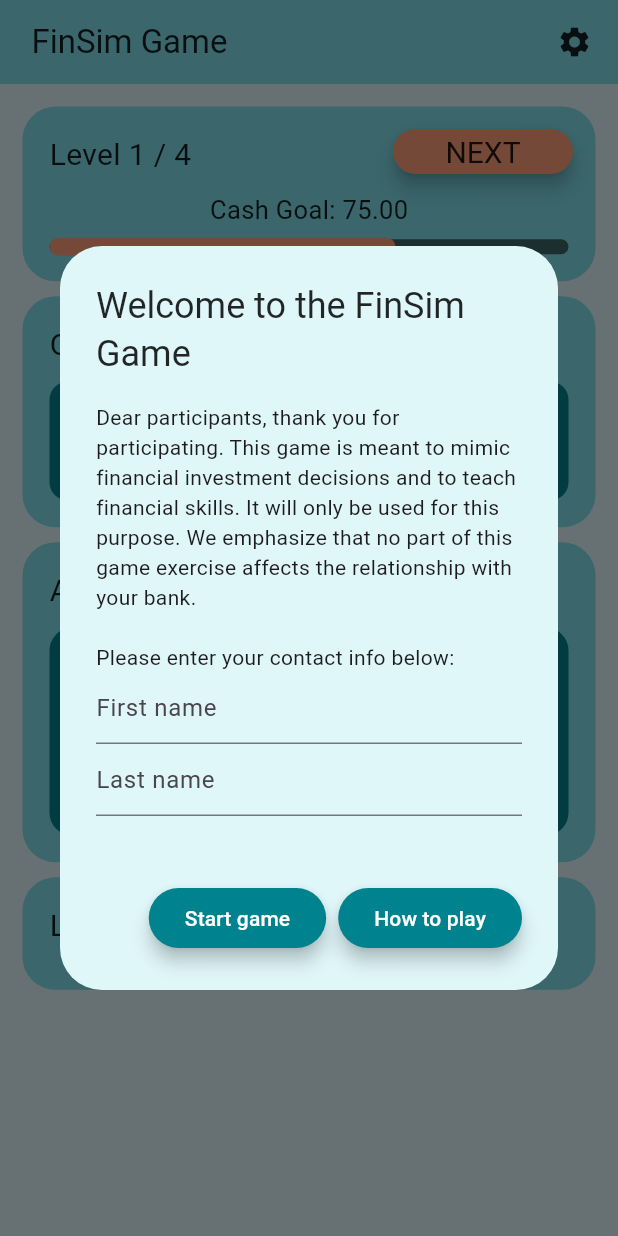
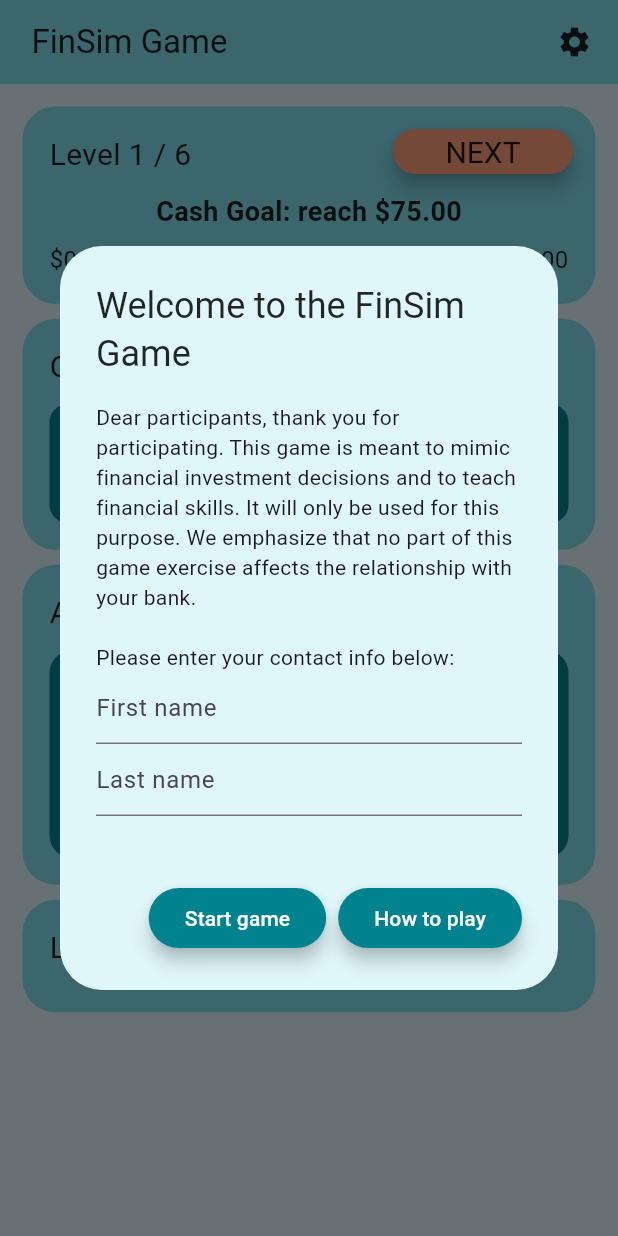
Before and after one commit to Luc1eSky/financial_literacy_game, a Flutter app: the screen it shows after launch, on a phone screen of 412 x 824 dp. Run offline on Flutter 3.47's test engine with Material 2 defaults, Android fonts, the phone set to English and light mode, and no system bars; drawn by our look-alikes of auto_size_text; our stand-ins replace carousel_slider, confetti, device_info_plus, flutter_riverpod, shared_preferences; missing offline and left inert: defer_pointer.

Commit message:
Levels and Risk, UI changes  - added two new levels with risk  - advance to next level via button in settings  - add min and max values to cash indicator bar  - make cash goal more visible

```diff
--- a/lib/config/constants.dart
+++ b/lib/config/constants.dart
@@ -35,8 +35,8 @@ const double minimumInterestRate = 0.15;
 const double maximumInterestRate = 0.30;
 const double stepsInterestRate = 0.05;
 
-const double minimumRiskLevel = 0.20;
-const double maximumRiskLevel = 0.40;
+const double minimumRiskLevel = 0.05;
+const double maximumRiskLevel = 0.25;
 const double stepsRiskLevel = 0.05;
 
 const double priceVariation = 0.20; // varies price of asset by +/- 20%
--- a/lib/domain/concepts/level.dart
+++ b/lib/domain/concepts/level.dart
@@ -13,6 +13,7 @@ class Level {
   final bool showCashBuyOption;
   final bool showLoanBorrowOption;
   final bool assetTypeRandomized;
+  final bool assetRiskLevelActive;
   final bool assetRiskLevelRandomized;
   final bool assetIncomeAndCostsRandomized;
   final bool loanInterestRandomized;
@@ -30,6 +31,7 @@ class Level {
     this.showCashBuyOption = false,
     this.showLoanBorrowOption = false,
     this.assetTypeRandomized = false,
+    this.assetRiskLevelActive = false,
     this.assetRiskLevelRandomized = false,
     this.assetIncomeAndCostsRandomized = false,
     this.loanInterestRandomized = false,
@@ -49,6 +51,7 @@ class Level {
     bool? showCashBuyOption,
     bool? showLoanBorrowOption,
     bool? assetTypeRandomized,
+    bool? assetRiskLevelActive,
     bool? assetRiskLevelRandomized,
     bool? assetIncomeAndCostsRandomized,
     bool? loanInterestRandomized,
@@ -66,6 +69,7 @@ class Level {
       showCashBuyOption: showCashBuyOption ?? this.showCashBuyOption,
       showLoanBorrowOption: showLoanBorrowOption ?? this.showLoanBorrowOption,
       assetTypeRandomized: assetTypeRandomized ?? this.assetTypeRandomized,
+      assetRiskLevelActive: assetRiskLevelActive ?? this.assetRiskLevelActive,
       assetRiskLevelRandomized: assetRiskLevelRandomized ?? this.assetRiskLevelRandomized,
       assetIncomeAndCostsRandomized:
           assetIncomeAndCostsRandomized ?? this.assetIncomeAndCostsRandomized,
--- a/lib/domain/entities/assets.dart
+++ b/lib/domain/entities/assets.dart
@@ -9,7 +9,7 @@ Asset goats = Asset(
   price: 13,
   income: 3,
   lifeExpectancy: 5,
-  riskLevel: 0.0,
+  riskLevel: 0.15,
 );
 
 Asset cow = Asset(
@@ -19,7 +19,7 @@ Asset cow = Asset(
   price: 14,
   income: 4,
   lifeExpectancy: 4,
-  riskLevel: 0.0,
+  riskLevel: 0.20,
 );
 
 Asset chickens = Asset(
@@ -29,7 +29,7 @@ Asset chickens = Asset(
   price: 10,
   income: 2,
   lifeExpectancy: 6,
-  riskLevel: 0.0,
+  riskLevel: 0.10,
 );
 
 List<Asset> allDefaultAssets = [goats, cow, chickens];
--- a/lib/domain/entities/levels.dart
+++ b/lib/domain/entities/levels.dart
@@ -48,4 +48,41 @@ List<Level> levels = [
     showLoanBorrowOption: true,
     savingsRate: 0.00,
   ),
+
+  // Level 5 - borrow and cash option, low starting cash amount, default risk per asset
+  Level(
+    startingCash: 15,
+    cashGoal: 50,
+    assets: [
+      chickens.copyWith(riskLevel: 0),
+    ],
+    loan: Loan(interestRate: 0.20, asset: cow),
+    assetTypeRandomized: true,
+    assetIncomeAndCostsRandomized: true,
+    assetRiskLevelActive: true,
+    assetRiskLevelRandomized: false,
+    showCashBuyOption: true,
+    showLoanBorrowOption: true,
+    savingsRate: 0.00,
+  ),
+
+  // Level 6 - borrow and cash option, low starting cash amount,
+  // multiple assets, randomized risk
+  Level(
+    startingCash: 15,
+    cashGoal: 50,
+    assets: [
+      chickens.copyWith(riskLevel: 0),
+      chickens.copyWith(riskLevel: 0),
+      chickens.copyWith(riskLevel: 0),
+    ],
+    loan: Loan(interestRate: 0.20, asset: cow),
+    assetTypeRandomized: true,
+    assetIncomeAndCostsRandomized: true,
+    assetRiskLevelActive: true,
+    assetRiskLevelRandomized: true,
+    showCashBuyOption: true,
+    showLoanBorrowOption: true,
+    savingsRate: 0.00,
+  ),
 ];
--- a/lib/domain/game_data_notifier.dart
+++ b/lib/domain/game_data_notifier.dart
@@ -104,6 +104,7 @@ class GameDataNotifier extends StateNotifier<GameData> {
   }
 
   void _loadLevel(int levelID) {
+    if (levelID >= 0 && levelID < levels.length) {
       // move to specified level, reset cash
       state = state.copyWith(
         levelId: levelID,
@@ -112,6 +113,7 @@ class GameDataNotifier extends StateNotifier<GameData> {
         loans: [], // remove all previous loans
         currentLevelSolved: false, // resetLevelSolved flag
       );
+    }
   }
 
   void _addAsset(Asset newAsset) {
--- a/lib/presentation/widgets/level_info_card.dart
+++ b/lib/presentation/widgets/level_info_card.dart
@@ -28,17 +28,34 @@ class LevelInfoCard extends ConsumerWidget {
           content: Column(
             children: [
               Text(
-                'Cash Goal: '
-                '${nextLevelCash.toStringAsFixed(2)}',
+                'Cash Goal: reach '
+                '\$${nextLevelCash.toStringAsFixed(2)}',
                 style: TextStyle(
-                  fontSize: 17.0,
+                  fontSize: 18.0,
+                  fontWeight: FontWeight.bold,
                   color: ColorPalette().darkText,
                 ),
               ),
               const SizedBox(height: 7.5),
-              CashIndicator(
-                currentCash: currentCash,
-                cashGoal: levels[levelId].cashGoal,
+              Row(
+                children: [
+                  const Text(
+                    '\$0.00',
+                    style: TextStyle(fontSize: 16.0),
+                  ),
+                  const SizedBox(width: 8),
+                  Expanded(
+                    child: CashIndicator(
+                      currentCash: currentCash,
+                      cashGoal: levels[levelId].cashGoal,
+                    ),
+                  ),
+                  const SizedBox(width: 8),
+                  Text(
+                    '\$${nextLevelCash.toStringAsFixed(2)}',
+                    style: const TextStyle(fontSize: 16.0),
+                  ),
+                ],
               ),
             ],
           ),
```
Also changed, not shown: lib/presentation/widgets/asset_carousel.dart (+12 -11 lines), lib/presentation/widgets/investment_dialog.dart (+9 -6 lines), lib/presentation/widgets/settings_dialog.dart (+19 -2 lines). Lines whose indentation alone changed are shown as unchanged.
